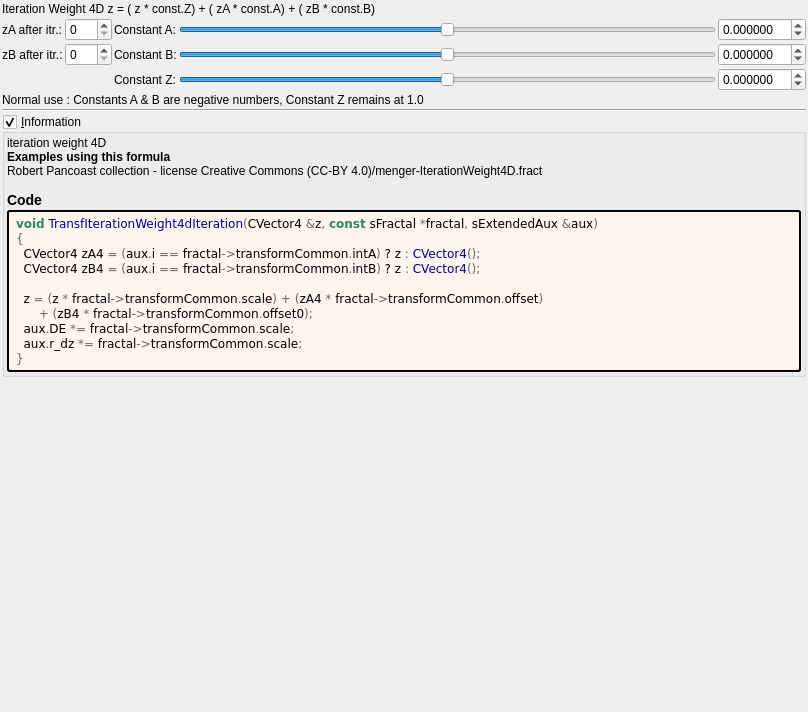
This is mandelbulber2/formula/ui/fractal_transf_iteration_weight4d.ui in buddhi1980/mandelbulber2 as Qt 5 draws it before an edit. The edited form follows.
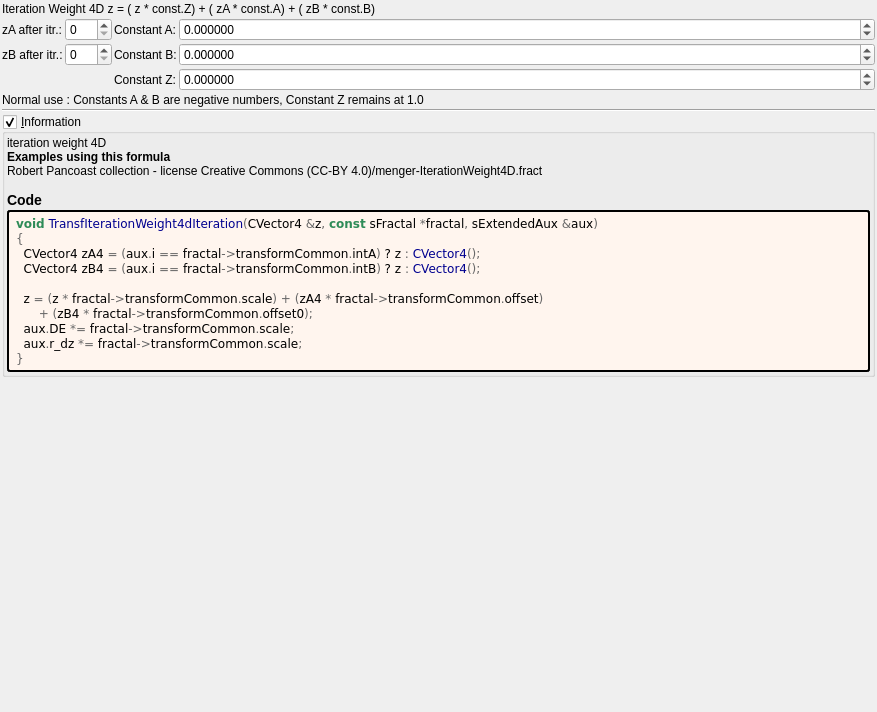
This is the edited form. Custom widgets are drawn as their Qt base class.

What changed in the file:
```diff
--- a/mandelbulber2/formula/ui/fractal_transf_iteration_weight4d.ui
+++ b/mandelbulber2/formula/ui/fractal_transf_iteration_weight4d.ui
@@ -6,7 +6,7 @@
    <rect>
     <x>0</x>
     <y>0</y>
-    <width>808</width>
+    <width>877</width>
     <height>712</height>
    </rect>
   </property>
@@ -34,63 +34,16 @@
      <property name="text">
       <string>Iteration Weight 4D z = ( z * const.Z) + ( zA * const.A) + ( zB * const.B)</string>
      </property>
+     <property name="wordWrap">
+      <bool>true</bool>
+     </property>
     </widget>
    </item>
    <item>
-    <layout class="QGridLayout" name="gridLayout_31">
+    <layout class="QGridLayout" name="gridLayout_31" columnstretch="0,0,0,1">
      <property name="spacing">
       <number>2</number>
      </property>
-     <item row="2" column="4">
-      <widget class="MyDoubleSpinBox" name="spinbox_transf_scale">
-       <property name="sizePolicy">
-        <sizepolicy hsizetype="Minimum" vsizetype="Maximum">
-         <horstretch>0</horstretch>
-         <verstretch>0</verstretch>
-        </sizepolicy>
-       </property>
-       <property name="prefix">
-        <string/>
-       </property>
-       <property name="suffix">
-        <string/>
-       </property>
-       <property name="decimals">
-        <number>6</number>
-       </property>
-       <property name="minimum">
-        <double>-99.989999999999995</double>
-       </property>
-       <property name="maximum">
-        <double>99.989999999999995</double>
-       </property>
-       <property name="singleStep">
-        <double>0.100000000000000</double>
-       </property>
-      </widget>
-     </item>
-     <item row="2" column="3">
-      <widget class="QSlider" name="slider_transf_scale">
-       <property name="sizePolicy">
-        <sizepolicy hsizetype="Expanding" vsizetype="Maximum">
-         <horstretch>0</horstretch>
-         <verstretch>0</verstretch>
-        </sizepolicy>
-       </property>
-       <property name="minimum">
-        <number>-5000000</number>
-       </property>
-       <property name="maximum">
-        <number>5000000</number>
-       </property>
-       <property name="singleStep">
-        <number>1</number>
-       </property>
-       <property name="orientation">
-        <enum>Qt::Horizontal</enum>
-       </property>
-      </widget>
-     </item>
      <item row="1" column="1">
       <widget class="MySpinBox" name="spinboxInt_transf_int_B">
        <property name="sizePolicy">
@@ -104,98 +57,6 @@
        </property>
       </widget>
      </item>
-     <item row="0" column="4">
-      <widget class="MyDoubleSpinBox" name="spinbox_transf_offset">
-       <property name="sizePolicy">
-        <sizepolicy hsizetype="Minimum" vsizetype="Maximum">
-         <horstretch>0</horstretch>
-         <verstretch>0</verstretch>
-        </sizepolicy>
-       </property>
-       <property name="prefix">
-        <string/>
-       </property>
-       <property name="suffix">
-        <string/>
-       </property>
-       <property name="decimals">
-        <number>6</number>
-       </property>
-       <property name="minimum">
-        <double>-99.989999999999995</double>
-       </property>
-       <property name="maximum">
-        <double>99.989999999999995</double>
-       </property>
-       <property name="singleStep">
-        <double>0.100000000000000</double>
-       </property>
-      </widget>
-     </item>
-     <item row="1" column="4">
-      <widget class="MyDoubleSpinBox" name="spinbox_transf_offset_0">
-       <property name="sizePolicy">
-        <sizepolicy hsizetype="Minimum" vsizetype="Maximum">
-         <horstretch>0</horstretch>
-         <verstretch>0</verstretch>
-        </sizepolicy>
-       </property>
-       <property name="prefix">
-        <string/>
-       </property>
-       <property name="suffix">
-        <string/>
-       </property>
-       <property name="decimals">
-        <number>6</number>
-       </property>
-       <property name="minimum">
-        <double>-99.989999999999995</double>
-       </property>
-       <property name="maximum">
-        <double>99.989999999999995</double>
-       </property>
-       <property name="singleStep">
-        <double>0.100000000000000</double>
-       </property>
-      </widget>
-     </item>
-     <item row="1" column="2">
-      <widget class="QLabel" name="label_43">
-       <property name="text">
-        <string>Constant B:</string>
-       </property>
-      </widget>
-     </item>
-     <item row="1" column="0">
-      <widget class="QLabel" name="label_77">
-       <property name="text">
-        <string>zB after itr.:</string>
-       </property>
-      </widget>
-     </item>
-     <item row="0" column="3">
-      <widget class="QSlider" name="slider_transf_offset">
-       <property name="sizePolicy">
-        <sizepolicy hsizetype="Preferred" vsizetype="Preferred">
-         <horstretch>0</horstretch>
-         <verstretch>0</verstretch>
-        </sizepolicy>
-       </property>
-       <property name="minimum">
-        <number>-5000000</number>
-       </property>
-       <property name="maximum">
-        <number>5000000</number>
-       </property>
-       <property name="singleStep">
-        <number>1</number>
-       </property>
-       <property name="orientation">
-        <enum>Qt::Horizontal</enum>
-       </property>
-      </widget>
-     </item>
      <item row="0" column="2">
       <widget class="QLabel" name="label_39">
        <property name="text">
@@ -203,10 +64,50 @@
        </property>
       </widget>
      </item>
-     <item row="2" column="2">
-      <widget class="QLabel" name="label_63">
-       <property name="text">
-        <string>Constant Z:</string>
+     <item row="0" column="1">
+      <widget class="MySpinBox" name="spinboxInt_transf_int_A">
+       <property name="sizePolicy">
+        <sizepolicy hsizetype="Minimum" vsizetype="Maximum">
+         <horstretch>0</horstretch>
+         <verstretch>0</verstretch>
+        </sizepolicy>
+       </property>
+       <property name="minimum">
+        <number>0</number>
+       </property>
+       <property name="maximum">
+        <number>250</number>
+       </property>
+       <property name="value">
+        <number>0</number>
+       </property>
+      </widget>
+     </item>
+     <item row="2" column="3">
+      <widget class="MyDoubleSpinBox" name="spinbox_transf_scale">
+       <property name="sizePolicy">
+        <sizepolicy hsizetype="Minimum" vsizetype="Maximum">
+         <horstretch>0</horstretch>
+         <verstretch>0</verstretch>
+        </sizepolicy>
+       </property>
+       <property name="prefix">
+        <string/>
+       </property>
+       <property name="suffix">
+        <string/>
+       </property>
+       <property name="decimals">
+        <number>6</number>
+       </property>
+       <property name="minimum">
+        <double>-99.989999999999995</double>
+       </property>
+       <property name="maximum">
+        <double>99.989999999999995</double>
+       </property>
+       <property name="singleStep">
+        <double>0.100000000000000</double>
        </property>
       </widget>
      </item>
@@ -217,52 +118,91 @@
        </property>
       </widget>
      </item>
+     <item row="1" column="2">
+      <widget class="QLabel" name="label_43">
+       <property name="text">
+        <string>Constant B:</string>
+       </property>
+      </widget>
+     </item>
      <item row="1" column="3">
-      <widget class="QSlider" name="slider_transf_offset_0">
+      <widget class="MyDoubleSpinBox" name="spinbox_transf_offset_0">
        <property name="sizePolicy">
-        <sizepolicy hsizetype="Expanding" vsizetype="Maximum">
+        <sizepolicy hsizetype="Minimum" vsizetype="Maximum">
          <horstretch>0</horstretch>
          <verstretch>0</verstretch>
         </sizepolicy>
        </property>
+       <property name="prefix">
+        <string/>
+       </property>
+       <property name="suffix">
+        <string/>
+       </property>
+       <property name="decimals">
+        <number>6</number>
+       </property>
        <property name="minimum">
-        <number>-5000000</number>
+        <double>-99.989999999999995</double>
        </property>
        <property name="maximum">
-        <number>5000000</number>
+        <double>99.989999999999995</double>
        </property>
        <property name="singleStep">
-        <number>1</number>
+        <double>0.100000000000000</double>
        </property>
-       <property name="orientation">
-        <enum>Qt::Horizontal</enum>
+      </widget>
+     </item>
+     <item row="2" column="2">
+      <widget class="QLabel" name="label_63">
+       <property name="text">
+        <string>Constant Z:</string>
        </property>
       </widget>
      </item>
-     <item row="0" column="1">
-      <widget class="MySpinBox" name="spinboxInt_transf_int_A">
+     <item row="0" column="3">
+      <widget class="MyDoubleSpinBox" name="spinbox_transf_offset">
        <property name="sizePolicy">
         <sizepolicy hsizetype="Minimum" vsizetype="Maximum">
          <horstretch>0</horstretch>
          <verstretch>0</verstretch>
         </sizepolicy>
        </property>
+       <property name="prefix">
+        <string/>
+       </property>
+       <property name="suffix">
+        <string/>
+       </property>
+       <property name="decimals">
+        <number>6</number>
+       </property>
        <property name="minimum">
-        <number>0</number>
+        <double>-99.989999999999995</double>
        </property>
        <property name="maximum">
-        <number>250</number>
+        <double>99.989999999999995</double>
        </property>
-       <property name="value">
-        <number>0</number>
+       <property name="singleStep">
+        <double>0.100000000000000</double>
        </property>
       </widget>
      </item>
-     <item row="3" column="0" colspan="5">
+     <item row="3" column="0" colspan="4">
       <widget class="QLabel" name="label">
        <property name="text">
         <string>Normal use : Constants A &amp; B are negative numbers, Constant Z remains at 1.0</string>
        </property>
+       <property name="wordWrap">
+        <bool>true</bool>
+       </property>
+      </widget>
+     </item>
+     <item row="1" column="0">
+      <widget class="QLabel" name="label_77">
+       <property name="text">
+        <string>zB after itr.:</string>
+       </property>
       </widget>
      </item>
     </layout>
@@ -369,17 +309,17 @@
   </layout>
  </widget>
  <customwidgets>
-  <customwidget>
-   <class>MyDoubleSpinBox</class>
-   <extends>QDoubleSpinBox</extends>
-   <header>my_double_spin_box.h</header>
-  </customwidget>
   <customwidget>
    <class>MyGroupBox</class>
    <extends>QGroupBox</extends>
    <header>my_group_box.h</header>
    <container>1</container>
   </customwidget>
+  <customwidget>
+   <class>MyDoubleSpinBox</class>
+   <extends>QDoubleSpinBox</extends>
+   <header>my_double_spin_box.h</header>
+  </customwidget>
   <customwidget>
    <class>MySpinBox</class>
    <extends>QSpinBox</extends>
```
Left out of the diff: 5 changed lines with no effect on the pictures.
